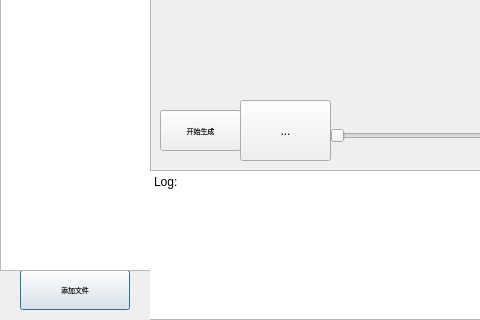
Old version of the form zimu.ui in the repository KONG98/hitMaker; both pictures show x 0 to 480 and y 380 to 700 of the 800 by 700 pixel window.
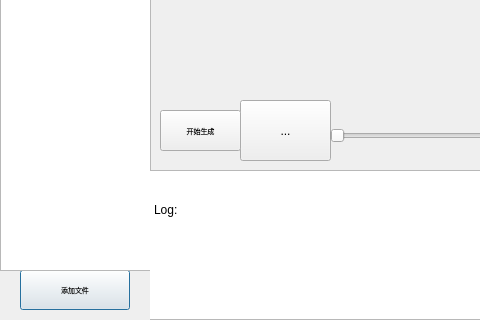
New version of the form. Icons and pictures are not drawn. Custom widgets are drawn as their Qt base class.

What changed in the file:
```diff
--- a/zimu.ui
+++ b/zimu.ui
@@ -72,11 +72,16 @@
     </property>
     <property name="html">
      <string>&lt;!DOCTYPE HTML PUBLIC &quot;-//W3C//DTD HTML 4.0//EN&quot; &quot;http://www.w3.org/TR/REC-html40/strict.dtd&quot;&gt;
-&lt;html&gt;&lt;head&gt;&lt;meta name=&quot;qrichtext&quot; content=&quot;1&quot; /&gt;&lt;style type=&quot;text/css&quot;&gt;
-p, li { white-space: pre-wrap; }
-&lt;/style&gt;&lt;/head&gt;&lt;body style=&quot; font-family:'SimSun'; font-size:9pt; font-weight:400; font-style:normal;&quot;&gt;
-&lt;p style=&quot; margin-top:0px; margin-bottom:0px; margin-left:0px; margin-right:0px; -qt-block-indent:0; text-indent:0px;&quot;&gt;Log:&lt;/p&gt;
-&lt;p style=&quot;-qt-paragraph-type:empty; margin-top:0px; margin-bottom:0px; margin-left:0px; margin-right:0px; -qt-block-indent:0; text-indent:0px;&quot;&gt;&lt;br /&gt;&lt;/p&gt;&lt;/body&gt;&lt;/html&gt;</string>
+                        &lt;html&gt;&lt;head&gt;&lt;meta name=&quot;qrichtext&quot; content=&quot;1&quot; /&gt;&lt;style
+                        type=&quot;text/css&quot;&gt;
+                        p, li { white-space: pre-wrap; }
+                        &lt;/style&gt;&lt;/head&gt;&lt;body style=&quot; font-family:'SimSun'; font-size:9pt;
+                        font-weight:400; font-style:normal;&quot;&gt;
+                        &lt;p style=&quot; margin-top:0px; margin-bottom:0px; margin-left:0px; margin-right:0px;
+                        -qt-block-indent:0; text-indent:0px;&quot;&gt;Log:&lt;/p&gt;
+                        &lt;p style=&quot;-qt-paragraph-type:empty; margin-top:0px; margin-bottom:0px; margin-left:0px;
+                        margin-right:0px; -qt-block-indent:0; text-indent:0px;&quot;&gt;&lt;br /&gt;&lt;/p&gt;&lt;/body&gt;&lt;/html&gt;
+                    </string>
     </property>
    </widget>
   </widget>
```
Left out of the diff: 3 changed lines with no effect on the pictures. Lines whose indentation alone changed are shown as unchanged.
